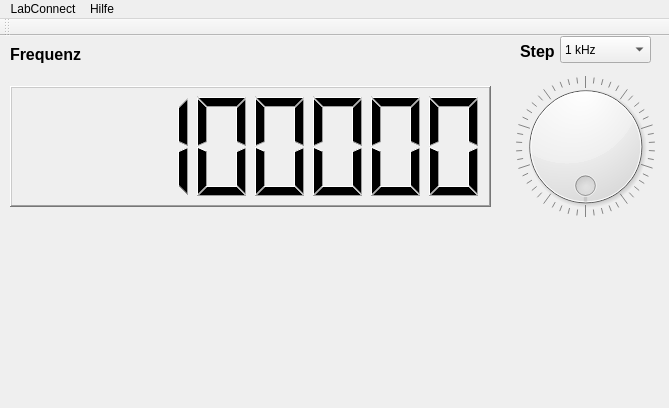
First picture: the form in LabConnect/LabConnect.ui, repository LabConnect/Interface, before the edit.
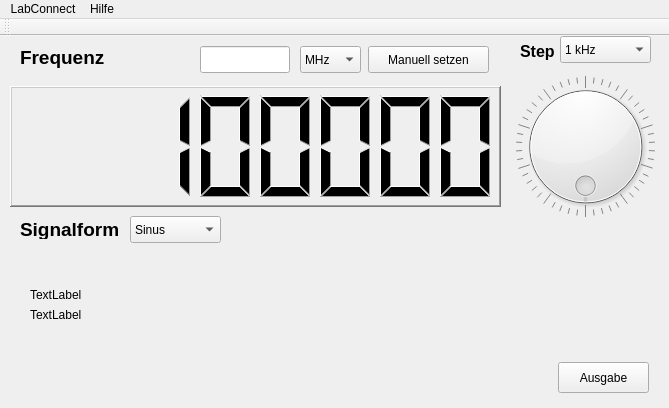
Second picture: the form after the edit.

Diff of the .ui file:
```diff
--- a/LabConnect/LabConnect.ui
+++ b/LabConnect/LabConnect.ui
@@ -50,7 +50,7 @@
      <rect>
       <x>10</x>
       <y>50</y>
-      <width>481</width>
+      <width>491</width>
       <height>121</height>
      </rect>
     </property>
@@ -82,15 +82,15 @@
    <widget class="QLabel" name="label">
     <property name="geometry">
      <rect>
-      <x>10</x>
-      <y>10</y>
-      <width>71</width>
-      <height>17</height>
+      <x>20</x>
+      <y>11</y>
+      <width>90</width>
+      <height>21</height>
      </rect>
     </property>
     <property name="font">
      <font>
-      <pointsize>12</pointsize>
+      <pointsize>14</pointsize>
       <weight>75</weight>
       <bold>true</bold>
      </font>
@@ -197,6 +197,144 @@
      </property>
     </item>
    </widget>
+   <widget class="QPushButton" name="pushButton">
+    <property name="geometry">
+     <rect>
+      <x>368</x>
+      <y>10</y>
+      <width>121</width>
+      <height>27</height>
+     </rect>
+    </property>
+    <property name="text">
+     <string>Manuell setzen</string>
+    </property>
+   </widget>
+   <widget class="QLineEdit" name="lineEdit">
+    <property name="geometry">
+     <rect>
+      <x>200</x>
+      <y>10</y>
+      <width>90</width>
+      <height>27</height>
+     </rect>
+    </property>
+   </widget>
+   <widget class="QComboBox" name="comboBox_2">
+    <property name="geometry">
+     <rect>
+      <x>300</x>
+      <y>10</y>
+      <width>61</width>
+      <height>27</height>
+     </rect>
+    </property>
+    <property name="currentIndex">
+     <number>2</number>
+    </property>
+    <item>
+     <property name="text">
+      <string>Hz</string>
+     </property>
+    </item>
+    <item>
+     <property name="text">
+      <string>kHz</string>
+     </property>
+    </item>
+    <item>
+     <property name="text">
+      <string>MHz</string>
+     </property>
+    </item>
+   </widget>
+   <widget class="QPushButton" name="pushButton_2">
+    <property name="geometry">
+     <rect>
+      <x>558</x>
+      <y>326</y>
+      <width>91</width>
+      <height>31</height>
+     </rect>
+    </property>
+    <property name="text">
+     <string>Ausgabe</string>
+    </property>
+   </widget>
+   <widget class="QLabel" name="label_2">
+    <property name="geometry">
+     <rect>
+      <x>20</x>
+      <y>183</y>
+      <width>101</width>
+      <height>20</height>
+     </rect>
+    </property>
+    <property name="font">
+     <font>
+      <pointsize>14</pointsize>
+      <weight>75</weight>
+      <bold>true</bold>
+     </font>
+    </property>
+    <property name="text">
+     <string>Signalform</string>
+    </property>
+   </widget>
+   <widget class="QComboBox" name="comboBox_3">
+    <property name="geometry">
+     <rect>
+      <x>130</x>
+      <y>180</y>
+      <width>91</width>
+      <height>27</height>
+     </rect>
+    </property>
+    <property name="currentIndex">
+     <number>0</number>
+    </property>
+    <item>
+     <property name="text">
+      <string>Sinus</string>
+     </property>
+    </item>
+    <item>
+     <property name="text">
+      <string>Dreieck</string>
+     </property>
+    </item>
+    <item>
+     <property name="text">
+      <string>Rechteck</string>
+     </property>
+    </item>
+   </widget>
+   <widget class="QLabel" name="creg">
+    <property name="geometry">
+     <rect>
+      <x>30</x>
+      <y>250</y>
+      <width>311</width>
+      <height>17</height>
+     </rect>
+    </property>
+    <property name="text">
+     <string>TextLabel</string>
+    </property>
+   </widget>
+   <widget class="QLabel" name="freg">
+    <property name="geometry">
+     <rect>
+      <x>30</x>
+      <y>270</y>
+      <width>311</width>
+      <height>17</height>
+     </rect>
+    </property>
+    <property name="text">
+     <string>TextLabel</string>
+    </property>
+   </widget>
   </widget>
   <widget class="QMenuBar" name="menuBar">
    <property name="geometry">
```
Left out of the diff: 3 changed lines with no effect on the pictures.
